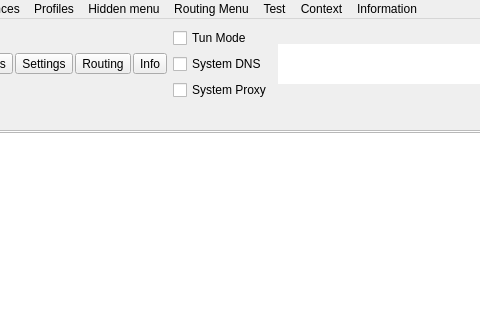
The window that src/nekobox/ui/mainwindow.ui (qr243vbi/nekobox) describes before a commit, drawn with Qt 5; both pictures show x 115 to 595 and y 0 to 320 of the 843 by 600 pixel window.
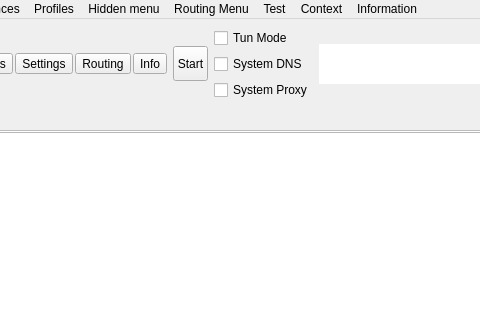
The same window after the commit. Icons and pictures are not drawn. Custom widgets are drawn as their Qt base class.

Commit message: Add start/stop key (fix #214)

```diff
--- a/src/nekobox/ui/mainwindow.ui
+++ b/src/nekobox/ui/mainwindow.ui
@@ -198,6 +198,44 @@
         </layout>
        </widget>
       </item>
+      <item>
+       <widget class="StatusControlButton" name="start_stop_button">
+        <property name="minimumSize">
+         <size>
+          <width>35</width>
+          <height>35</height>
+         </size>
+        </property>
+        <property name="maximumSize">
+         <size>
+          <width>35</width>
+          <height>35</height>
+         </size>
+        </property>
+        <property name="toolTip">
+         <string>Start</string>
+        </property>
+        <property name="styleSheet">
+         <string notr="true">QPushButton::menu-indicator,
+QToolButton::menu-indicator {
+    image: none;
+    width: 0px;
+}</string>
+        </property>
+        <property name="text">
+         <string>Start</string>
+        </property>
+        <property name="iconSize">
+         <size>
+          <width>30</width>
+          <height>30</height>
+         </size>
+        </property>
+        <property name="popupMode">
+         <enum>QToolButton::ToolButtonPopupMode::InstantPopup</enum>
+        </property>
+       </widget>
+      </item>
       <item>
        <layout class="QVBoxLayout" name="verticalLayout_4">
         <item>
@@ -1255,6 +1293,13 @@
    </property>
   </action>
  </widget>
+ <customwidgets>
+  <customwidget>
+   <class>StatusControlButton</class>
+   <extends>QToolButton</extends>
+   <header location="global">nekobox/ui/setting/Icon.hpp</header>
+  </customwidget>
+ </customwidgets>
  <resources/>
  <connections/>
 </ui>
```
Left out of the diff: 9 changed lines with no effect on the pictures. The commit also changes 15 other files.
